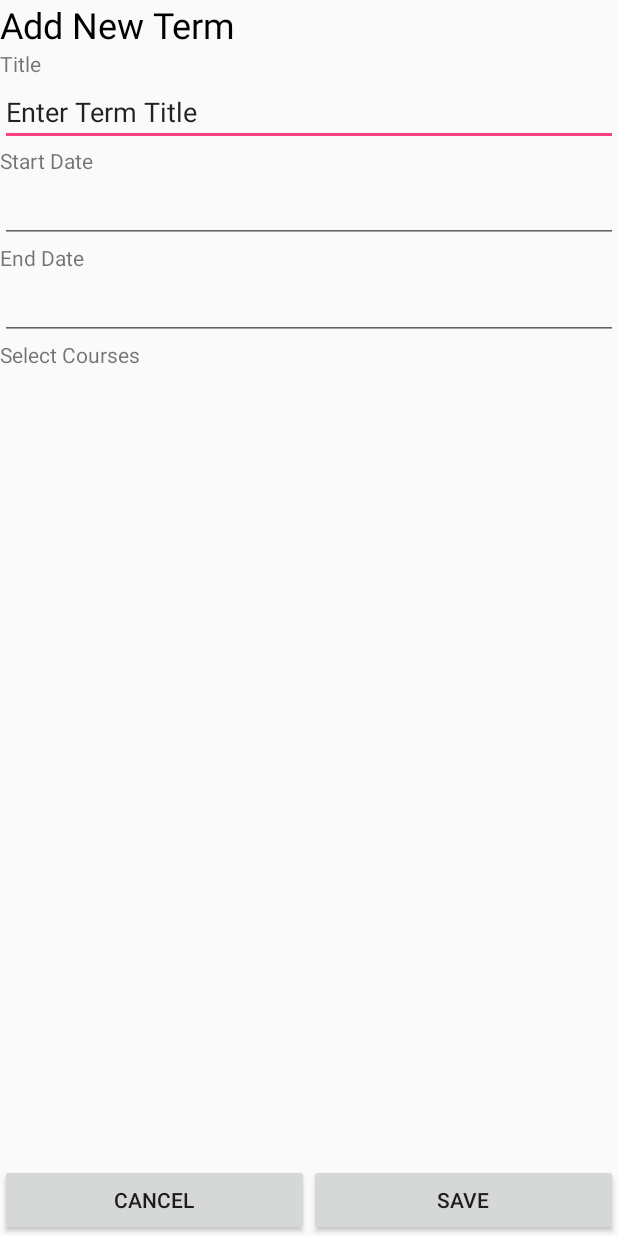
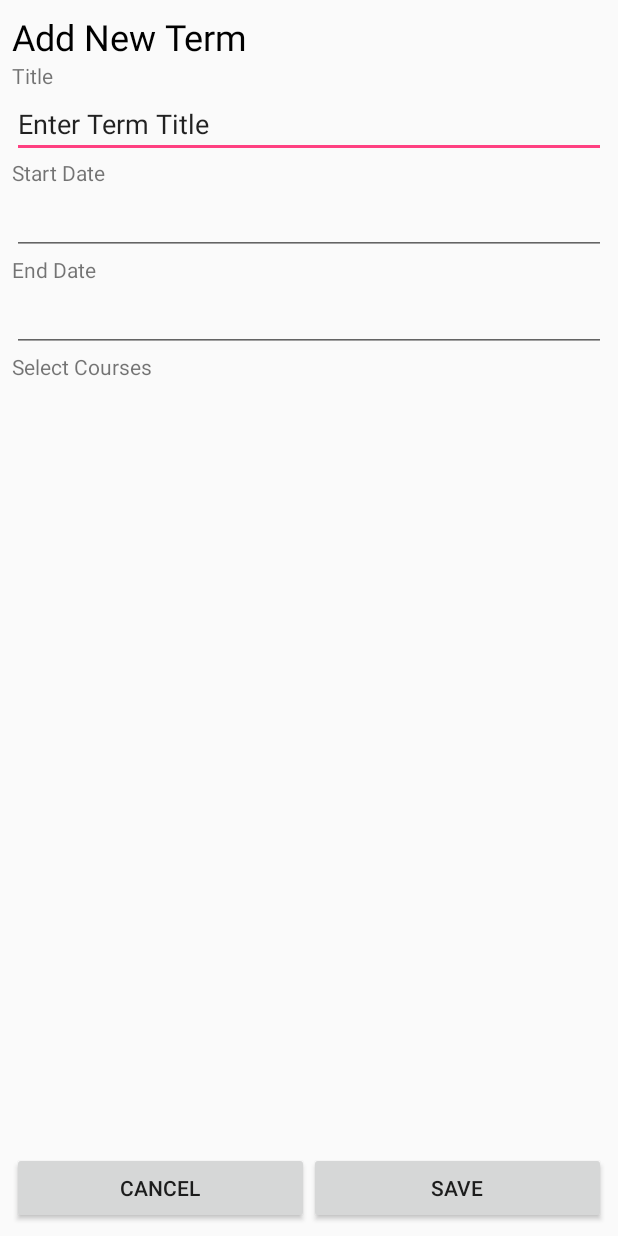
Before and after one commit to jenslarsen/ScheduleOwl, an Android app: the layout activity_add_term.xml on its own in the app's theme, with its tools: preview values and no code run, on a phone screen of 412 x 824 dp. Run offline under Robolectric (Android 15) with nearby library versions, the phone set to English and light mode, and no system bars.

Commit message:
Add margin

```diff
--- a/app/src/main/res/layout/activity_add_term.xml
+++ b/app/src/main/res/layout/activity_add_term.xml
@@ -3,6 +3,7 @@
     xmlns:tools="http://schemas.android.com/tools"
     android:layout_width="match_parent"
     android:layout_height="match_parent"
+    android:layout_margin="8dp"
     android:orientation="vertical"
     tools:context=".AddTerm">
 
@@ -40,6 +41,7 @@
         android:layout_width="match_parent"
         android:layout_height="wrap_content"
         android:ems="10"
+        android:focusable="false"
         android:importantForAutofill="no"
         android:inputType="date" />
 
@@ -67,7 +69,7 @@
         android:id="@+id/listViewCourses"
         android:layout_width="match_parent"
         android:layout_height="0dp"
-        android:layout_weight="1"></ListView>
+        android:layout_weight="1" />
 
     <LinearLayout
         android:layout_width="match_parent"
--- a/app/src/main/res/layout/activity_edit_term.xml
+++ b/app/src/main/res/layout/activity_edit_term.xml
@@ -3,6 +3,7 @@
     xmlns:tools="http://schemas.android.com/tools"
     android:layout_width="match_parent"
     android:layout_height="match_parent"
+    android:layout_margin="8dp"
     tools:context=".EditTerm">
 
     <ScrollView xmlns:tools="http://schemas.android.com/tools"
```
